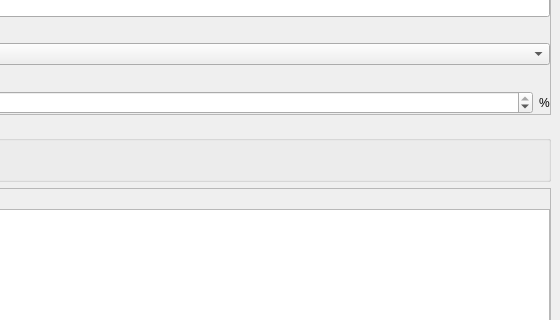
The window that tools/editor/ui/trigger_editor.ui (Kyoril/wow-pp) describes before a commit, drawn with Qt 5; both pictures show x 548 to 1108 and y 83 to 403 of the 1108 by 716 pixel window.
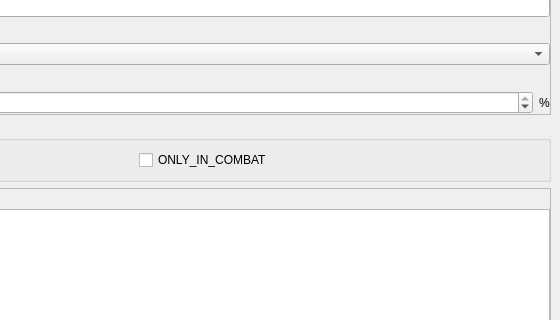
The same window after the commit. Icons and pictures are not drawn.

Commit message:
New trigger flag: OnlyInCombat
Removed some std::bind calls which are no longer needed with simple
signal

What changed in the file:
```diff
--- a/tools/editor/ui/trigger_editor.ui
+++ b/tools/editor/ui/trigger_editor.ui
@@ -199,6 +199,13 @@
              </property>
             </widget>
            </item>
+           <item row="0" column="1">
+            <widget class="QCheckBox" name="flag_2">
+             <property name="text">
+              <string>ONLY_IN_COMBAT</string>
+             </property>
+            </widget>
+           </item>
           </layout>
          </widget>
         </item>
```
The commit also changes 12 other files.
